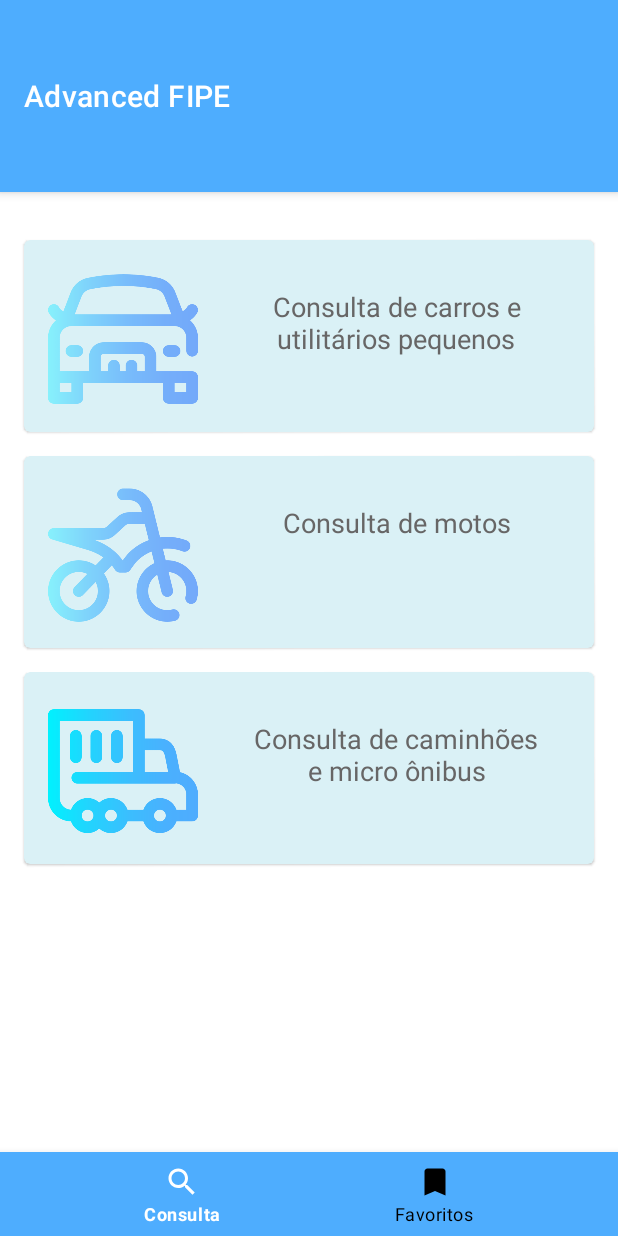
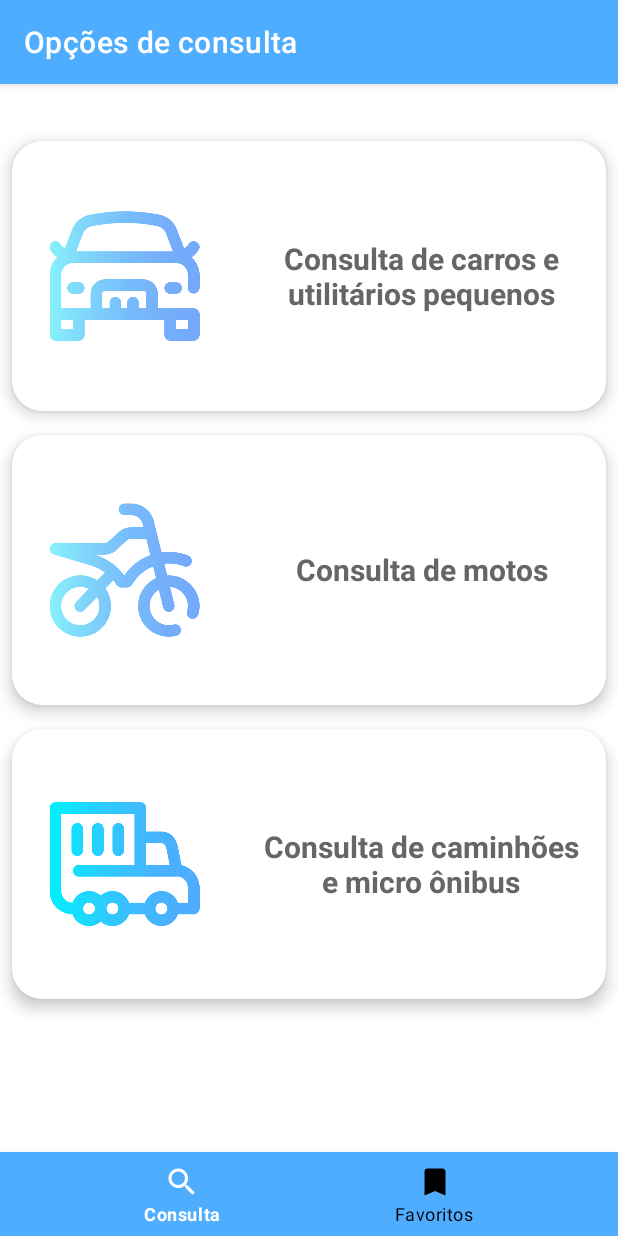
Before and after one commit to priscillasouza/advanced-fipe, an Android app: the OptionsConsultFragment screen opened through its navigation route, on a phone screen of 412 x 824 dp. Run offline under Robolectric (Android 15) with nearby library versions, the phone set to English and light mode, and no system bars; 1 statement that could not run was skipped.

Commit message:
ajustando layout tela opcoes de consulta

```diff
--- a/app/src/main/res/layout/fragment_search_options_screen.xml
+++ b/app/src/main/res/layout/fragment_search_options_screen.xml
@@ -1,150 +1,144 @@
 <?xml version="1.0" encoding="utf-8"?>
-<androidx.constraintlayout.widget.ConstraintLayout xmlns:android="http://schemas.android.com/apk/res/android"
+<ScrollView xmlns:android="http://schemas.android.com/apk/res/android"
     xmlns:app="http://schemas.android.com/apk/res-auto"
-    xmlns:tools="http://schemas.android.com/tools"
     android:layout_width="match_parent"
-    android:layout_height="match_parent">
+    android:layout_height="match_parent"
+    android:fillViewport="true">
+
+    <androidx.constraintlayout.widget.ConstraintLayout
+        android:layout_width="match_parent"
+        android:layout_height="wrap_content">
 
         <com.google.android.material.appbar.MaterialToolbar
-        android:id="@+id/topAppBar"
+            android:id="@+id/tool_bar_consult_screen"
             style="@style/Widget.MaterialComponents.Toolbar.Primary"
             android:layout_width="match_parent"
-        android:layout_height="128dp"
+            android:layout_height="wrap_content"
             app:layout_constraintEnd_toEndOf="parent"
             app:layout_constraintStart_toStartOf="parent"
             app:layout_constraintTop_toTopOf="parent"
-        app:title="Advanced FIPE" />
+            app:title="Opções de consulta" />
 
-    <androidx.core.widget.NestedScrollView
-        android:id="@+id/nestedScrollView"
-        android:layout_width="0dp"
-        android:layout_height="0dp"
-        app:layout_constraintBottom_toTopOf="@+id/bottom_navigation"
+        <com.google.android.material.card.MaterialCardView
+            android:id="@+id/card_view_car"
+            style="@style/StyleCard"
+            android:layout_width="match_parent"
+            android:layout_height="@dimen/card_view_options_consult_heigth"
+            android:layout_marginHorizontal="8dp"
+            android:layout_marginTop="38dp"
+            app:cardCornerRadius="20dp"
+            app:cardElevation="6dp"
             app:layout_constraintEnd_toEndOf="parent"
             app:layout_constraintStart_toStartOf="parent"
-        app:layout_constraintTop_toBottomOf="@+id/topAppBar">
-
-        <androidx.constraintlayout.widget.ConstraintLayout
-            android:layout_width="match_parent"
-            android:layout_height="match_parent">
-
-            <com.google.android.material.card.MaterialCardView
-                android:id="@+id/cardViewCar"
-                android:layout_width="match_parent"
-                android:layout_height="128dp"
-                android:layout_marginStart="16dp"
-                android:layout_marginTop="32dp"
-                android:layout_marginEnd="16dp"
-                android:backgroundTint="@color/background_card"
-                app:layout_constraintEnd_toEndOf="parent"
-                app:layout_constraintStart_toStartOf="parent"
-                app:layout_constraintTop_toTopOf="parent">
+            app:layout_constraintTop_toBottomOf="@id/tool_bar_consult_screen">
 
             <LinearLayout
                 android:layout_width="match_parent"
-                    android:layout_height="wrap_content">
+                android:layout_height="match_parent"
+                android:orientation="horizontal">
 
                 <ImageView
-                        android:layout_width="100dp"
-                        android:layout_height="100dp"
-                        android:layout_marginStart="16dp"
-                        android:layout_marginTop="16dp"
-                        android:scaleType="fitStart"
-                        android:src="@drawable/car" />
+                    android:id="@+id/image_view_car"
+                    android:layout_width="@dimen/image_card_item_width"
+                    android:layout_height="@dimen/image_card_item_height"
+                    android:layout_gravity="center"
+                    android:scaleType="fitCenter"
+                    app:srcCompat="@drawable/car" />
 
-                    <TextView
+                <androidx.appcompat.widget.AppCompatTextView
+                    android:id="@+id/text_view_car"
                     android:layout_width="match_parent"
                     android:layout_height="wrap_content"
-                        android:layout_margin="32dp"
-                        android:text="@string/consulta_de_carros"
+                    android:layout_gravity="center"
+                    android:layout_marginHorizontal="16dp"
+                    android:text="@string/text_card_car_consult"
                     android:textAlignment="center"
                     android:textColor="@color/gray"
-                        android:textSize="18sp" />
-
+                    android:textSize="20sp"
+                    android:textStyle="bold" />
             </LinearLayout>
-
         </com.google.android.material.card.MaterialCardView>
 
         <com.google.android.material.card.MaterialCardView
-                android:id="@+id/cardViewMotocycle"
+            android:id="@+id/card_view_motorcycle"
+            style="@style/StyleCard"
             android:layout_width="match_parent"
-                android:layout_height="128dp"
-                android:layout_marginStart="16dp"
+            android:layout_height="@dimen/card_view_options_consult_heigth"
+            android:layout_marginHorizontal="8dp"
             android:layout_marginTop="16dp"
-                android:layout_marginEnd="16dp"
-                android:backgroundTint="@color/background_card"
-                app:layout_constraintBottom_toTopOf="@id/cardViewTruck"
+            app:cardCornerRadius="20dp"
+            app:cardElevation="6dp"
             app:layout_constraintEnd_toEndOf="parent"
             app:layout_constraintStart_toStartOf="parent"
-                app:layout_constraintTop_toBottomOf="@id/cardViewCar">
+            app:layout_constraintTop_toBottomOf="@id/card_view_car">
 
             <LinearLayout
                 android:layout_width="match_parent"
-                    android:layout_height="wrap_content">
+                android:layout_height="match_parent"
+                android:orientation="horizontal">
 
                 <ImageView
-                        android:layout_width="100dp"
-                        android:layout_height="100dp"
-                        android:layout_marginStart="16dp"
-                        android:layout_marginTop="16dp"
-                        android:scaleType="fitStart"
-                        android:src="@drawable/motorcycle" />
+                    android:id="@+id/image_view_motorcycle"
+                    android:layout_width="@dimen/image_card_item_width"
+                    android:layout_height="@dimen/image_card_item_height"
+                    android:layout_gravity="center"
+                    android:scaleType="fitCenter"
+                    app:srcCompat="@drawable/motorcycle" />
 
-                    <TextView
+                <androidx.appcompat.widget.AppCompatTextView
+                    android:id="@+id/text_view_motorcycle"
                     android:layout_width="match_parent"
                     android:layout_height="wrap_content"
-                        android:layout_margin="32dp"
-                        android:text="@string/consulta_de_motos"
+                    android:layout_gravity="center"
+                    android:layout_marginHorizontal="16dp"
+                    android:text="@string/text_card_motorcycle_consult"
                     android:textAlignment="center"
                     android:textColor="@color/gray"
-                        android:textSize="18sp" />
+                    android:textSize="20sp"
+                    android:textStyle="bold" />
             </LinearLayout>
-
-
         </com.google.android.material.card.MaterialCardView>
 
         <com.google.android.material.card.MaterialCardView
-                android:id="@+id/cardViewTruck"
+            android:id="@+id/card_view_truck"
+            style="@style/StyleCard"
             android:layout_width="match_parent"
-                android:layout_height="128dp"
-                android:layout_marginStart="16dp"
+            android:layout_height="@dimen/card_view_options_consult_heigth"
+            android:layout_marginHorizontal="8dp"
             android:layout_marginTop="16dp"
-                android:layout_marginEnd="16dp"
-                android:layout_marginBottom="16dp"
-                android:backgroundTint="@color/background_card"
-                app:layout_constraintBottom_toBottomOf="parent"
+            android:layout_marginBottom="24dp"
+            app:cardCornerRadius="20dp"
+            app:cardElevation="6dp"
             app:layout_constraintEnd_toEndOf="parent"
             app:layout_constraintStart_toStartOf="parent"
-                app:layout_constraintTop_toBottomOf="@id/cardViewMotocycle">
+            app:layout_constraintTop_toBottomOf="@id/card_view_motorcycle">
 
             <LinearLayout
                 android:layout_width="match_parent"
-                    android:layout_height="wrap_content">
+                android:layout_height="match_parent"
+                android:orientation="horizontal">
 
                 <ImageView
-                        android:layout_width="100dp"
-                        android:layout_height="100dp"
-                        android:layout_marginStart="16dp"
-                        android:layout_marginTop="16dp"
-                        android:scaleType="fitStart"
-                        android:src="@drawable/truck" />
+                    android:id="@+id/image_view_truck"
+                    android:layout_width="@dimen/image_card_item_width"
+                    android:layout_height="@dimen/image_card_item_height"
+                    android:layout_gravity="center"
+                    android:scaleType="fitCenter"
+                    app:srcCompat="@drawable/truck" />
 
-                    <TextView
+                <androidx.appcompat.widget.AppCompatTextView
+                    android:id="@+id/text_view_truck"
                     android:layout_width="match_parent"
                     android:layout_height="wrap_content"
-                        android:layout_margin="32dp"
-                        android:text="@string/consulta_de_caminhoes"
+                    android:layout_gravity="center"
+                    android:layout_marginHorizontal="16dp"
+                    android:text="@string/text_card_truck_consult"
                     android:textAlignment="center"
                     android:textColor="@color/gray"
-                        android:textSize="18sp" />
-
+                    android:textSize="20sp"
+                    android:textStyle="bold" />
             </LinearLayout>
-
         </com.google.android.material.card.MaterialCardView>
-
-        </androidx.constraintlayout.widget.ConstraintLayout>
-
-    </androidx.core.widget.NestedScrollView>
 
         <com.google.android.material.bottomnavigation.BottomNavigationView
             android:id="@+id/bottom_navigation"
@@ -155,7 +149,10 @@
             app:itemTextColor="@drawable/bottom_item_background_color"
             app:layout_constraintBottom_toBottomOf="parent"
             app:layout_constraintEnd_toEndOf="parent"
+            app:layout_constraintHorizontal_bias="0.0"
             app:layout_constraintStart_toStartOf="parent"
+            app:layout_constraintTop_toBottomOf="@id/card_view_truck"
+            app:layout_constraintVertical_bias="1.0"
             app:menu="@menu/bottom_navigation_menu" />
-
     </androidx.constraintlayout.widget.ConstraintLayout>
+</ScrollView>
--- a/app/src/main/res/values/dimens.xml
+++ b/app/src/main/res/values/dimens.xml
@@ -5,4 +5,6 @@
     <dimen name="image_card_item_width">150dp</dimen>
     <dimen name="image_onboarding_width">160dp</dimen>
     <dimen name="image_onboarding_heigth">160dp</dimen>
+    <dimen name="card_view_options_consult_heigth">180dp</dimen>
+
 </resources>
--- a/app/src/main/res/values/strings.xml
+++ b/app/src/main/res/values/strings.xml
@@ -1,9 +1,9 @@
 <resources>
     <string name="app_name">Advanced FIPE</string>
     <string name="advanced_fipe">Advanced FIPE</string>
-    <string name="consulta_de_carros">Consulta de carros e utilitários pequenos</string>
-    <string name="consulta_de_motos">Consulta de motos</string>
-    <string name="consulta_de_caminhoes">Consulta de caminhões e micro ônibus</string>
+    <string name="text_card_car_consult">Consulta de carros e utilitários pequenos</string>
+    <string name="text_card_motorcycle_consult">Consulta de motos</string>
+    <string name="text_card_truck_consult">Consulta de caminhões e micro ônibus</string>
     <string name="text_favorites">Favoritos</string>
     <string name="text_brand">Marca</string>
     <string name="text_model">Modelo</string>
--- a/app/src/main/res/values/style.xml
+++ b/app/src/main/res/values/style.xml
@@ -15,4 +15,10 @@
         <item name="android:background">@drawable/background_button</item>
         <item name="android:layout_height">40dp</item>
     </style>
+
+    <style name="StyleCard" parent="TextAppearance.AppCompat">
+        <item name="android:clickable">true</item>
+        <item name="android:focusable">true</item>
+        <item name="android:longClickable">false</item>
+    </style>
 </resources>
```
Lines whose indentation alone changed are shown as unchanged.
